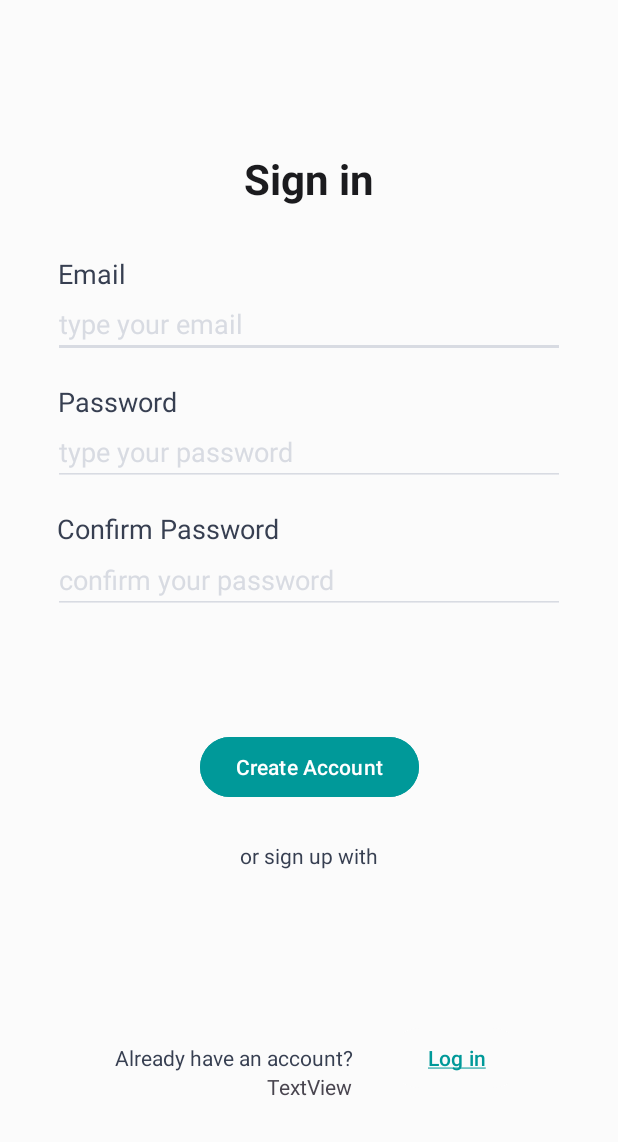
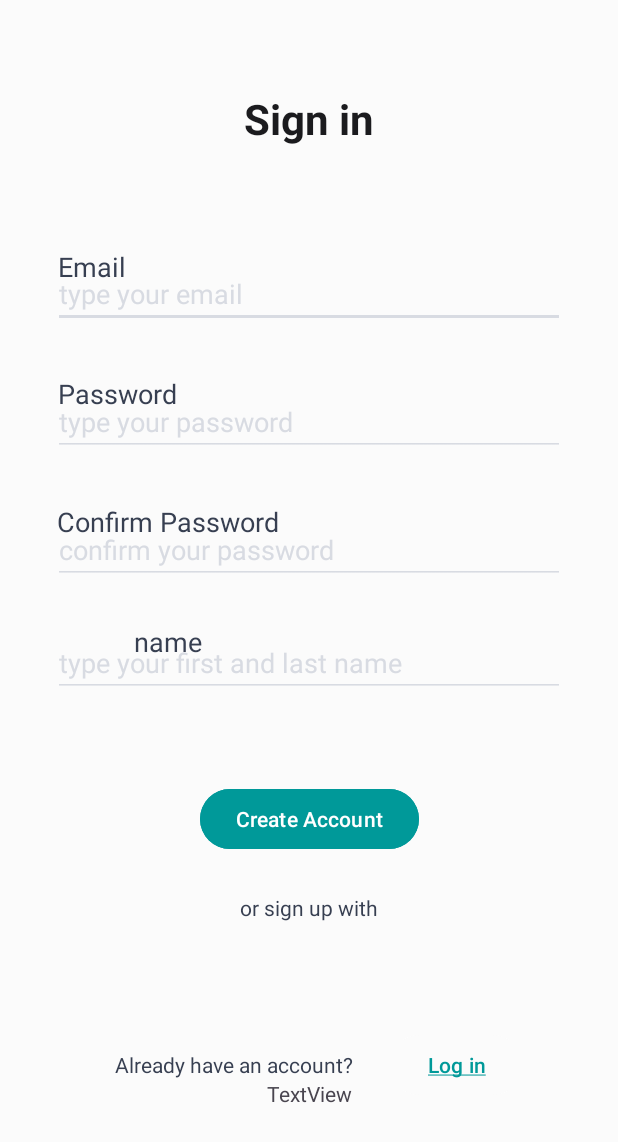
Before and after one commit to A-Skvortsov/Planetze, an Android app: the fragment SignUpFragment shown on its own in the app's theme, on a phone screen of 412 x 824 dp. Shown: the top 1142 px of the screen. Run offline under Robolectric (Android 15) with nearby library versions, the phone set to English and light mode, and no system bars; our stand-ins replace Firebase (no records; nobody signed in at launch, a user with empty details on screens opened directly).

Commit message:
added basic sign up features

```diff
--- a/app/src/main/res/layout/activity_home_fragment.xml
+++ b/app/src/main/res/layout/activity_home_fragment.xml
@@ -47,4 +47,6 @@
         app:layout_constraintEnd_toEndOf="parent"
         app:layout_constraintBottom_toBottomOf="parent"/>
 
+
+
 </androidx.constraintlayout.widget.ConstraintLayout>
--- a/app/src/main/res/layout/fragment_sign_up.xml
+++ b/app/src/main/res/layout/fragment_sign_up.xml
@@ -10,7 +10,7 @@
         android:id="@+id/signup_title"
         android:layout_width="wrap_content"
         android:layout_height="wrap_content"
-        android:layout_marginTop="100dp"
+        android:layout_marginTop="60dp"
         android:text="@string/title_signup"
         android:textColor="@color/palette_black"
         android:textSize="28sp"
@@ -22,11 +22,11 @@
         android:id="@+id/email"
         android:layout_width="wrap_content"
         android:layout_height="wrap_content"
-        android:layout_marginTop="170dp"
+        android:layout_marginTop="165dp"
         android:layout_marginEnd="290dp"
         android:text="@string/email"
+        android:textColor="@color/palette_stormy_gray"
         android:textSize="18sp"
-        android:textColor="@color/palette_stormy_gray"
         app:layout_constraintEnd_toEndOf="parent"
         app:layout_constraintStart_toStartOf="parent"
         app:layout_constraintTop_toTopOf="parent" />
@@ -36,7 +36,7 @@
         android:layout_width="0dp"
         android:layout_height="wrap_content"
         android:layout_marginStart="35dp"
-        android:layout_marginTop="55dp"
+        android:layout_marginTop="75dp"
         android:layout_marginEnd="35dp"
         android:backgroundTint="@color/palette_light_gray"
         android:hint="@string/prompt_email"
@@ -49,11 +49,11 @@
         android:id="@+id/password"
         android:layout_width="wrap_content"
         android:layout_height="wrap_content"
-        android:layout_marginTop="255dp"
+        android:layout_marginTop="250dp"
         android:layout_marginEnd="255dp"
         android:text="@string/password"
+        android:textColor="@color/palette_stormy_gray"
         android:textSize="18sp"
-        android:textColor="@color/palette_stormy_gray"
         app:layout_constraintEnd_toEndOf="parent"
         app:layout_constraintStart_toStartOf="parent"
         app:layout_constraintTop_toTopOf="parent" />
@@ -76,7 +76,7 @@
         android:id="@+id/confirmpassword"
         android:layout_width="wrap_content"
         android:layout_height="wrap_content"
-        android:layout_marginTop="340dp"
+        android:layout_marginTop="335dp"
         android:layout_marginEnd="188dp"
         android:text="@string/confirmpassword"
         android:textColor="@color/palette_stormy_gray"
@@ -99,11 +99,38 @@
         app:layout_constraintStart_toStartOf="parent"
         app:layout_constraintTop_toBottomOf="@+id/edit_password" />
 
+    <TextView
+        android:id="@+id/name"
+        android:layout_width="wrap_content"
+        android:layout_height="wrap_content"
+        android:layout_marginTop="415dp"
+        android:layout_marginEnd="188dp"
+        android:text="name"
+        android:textColor="@color/palette_stormy_gray"
+        android:textSize="18sp"
+        app:layout_constraintEnd_toEndOf="parent"
+        app:layout_constraintStart_toStartOf="parent"
+        app:layout_constraintTop_toTopOf="parent" />
+
+    <EditText
+        android:id="@+id/edit_name"
+        android:layout_width="0dp"
+        android:layout_height="wrap_content"
+        android:layout_marginStart="35dp"
+        android:layout_marginTop="30dp"
+        android:layout_marginEnd="35dp"
+        android:backgroundTint="@color/palette_light_gray"
+        android:hint="type your first and last name"
+        android:textColorHint="@color/palette_light_gray"
+        app:layout_constraintEnd_toEndOf="parent"
+        app:layout_constraintStart_toStartOf="parent"
+        app:layout_constraintTop_toBottomOf="@+id/edit_confirmpassword" />
+
     <Button
         android:id="@+id/createaccount_button"
         android:layout_width="wrap_content"
         android:layout_height="wrap_content"
-        android:layout_marginTop="60dp"
+        android:layout_marginTop="170dp"
         android:backgroundTint="@color/palette_turquoise"
         android:text="@string/create_account"
         app:layout_constraintBottom_toBottomOf="parent"
@@ -127,7 +154,7 @@
         android:id="@+id/haveaccount"
         android:layout_width="wrap_content"
         android:layout_height="wrap_content"
-        android:layout_marginTop="160dp"
+        android:layout_marginTop="130dp"
         android:layout_marginEnd="100dp"
         android:text="@string/have_account"
         android:textColor="@color/palette_stormy_gray"
@@ -139,7 +166,7 @@
         android:id="@+id/button2"
         android:layout_width="wrap_content"
         android:layout_height="wrap_content"
-        android:layout_marginTop="146dp"
+        android:layout_marginTop="116dp"
         android:layout_marginEnd="40dp"
         android:backgroundTint="#FBFBFB"
         android:text="@string/login"
@@ -159,4 +186,5 @@
         app:layout_constraintTop_toBottomOf="@+id/haveaccount" />
 
 
+
 </androidx.constraintlayout.widget.ConstraintLayout>
```
Also changed, not shown: app/src/main/java/com/example/planetze/SignUpFragment.java (+34 -8 lines).
